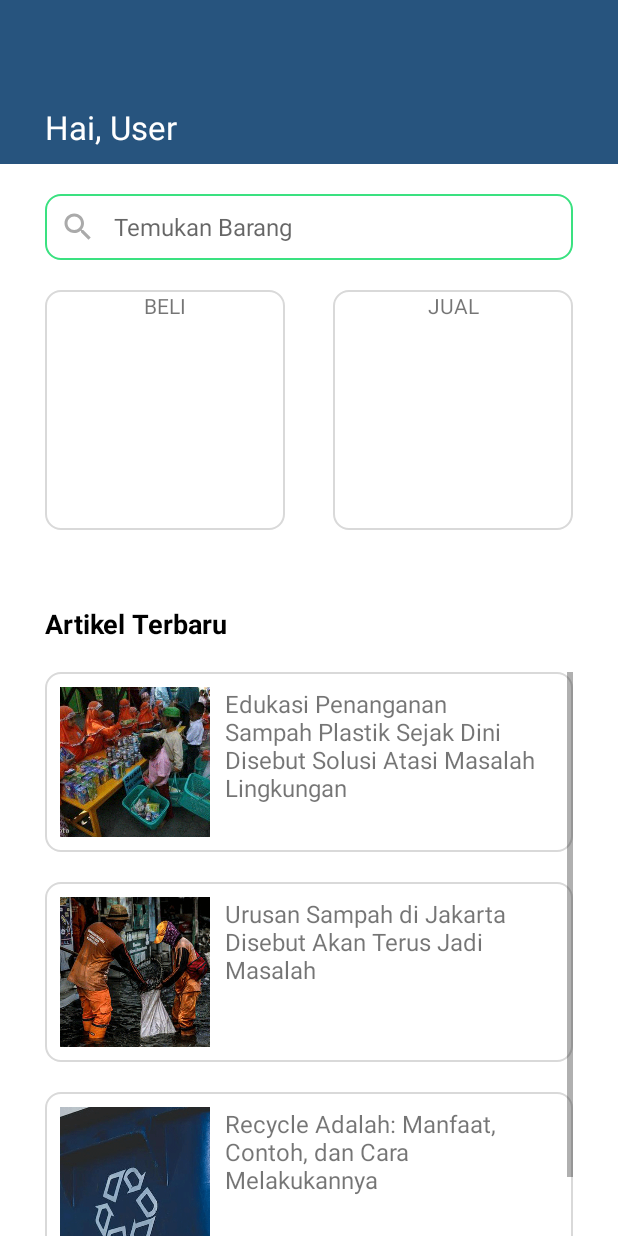
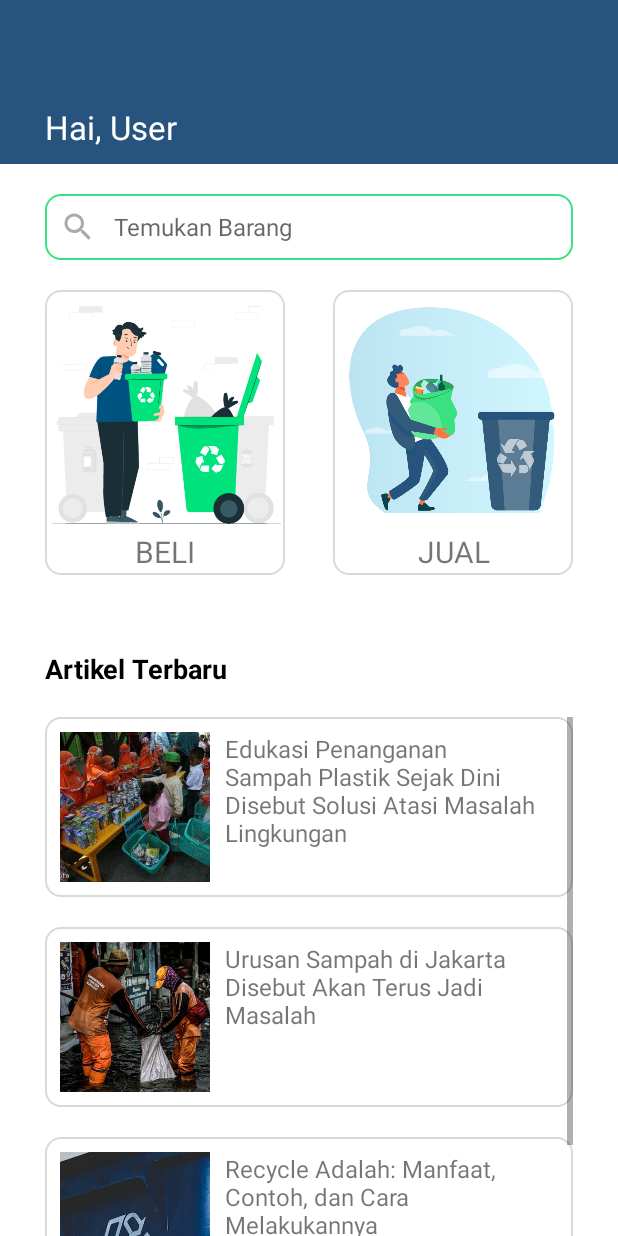
Before and after one commit to MIqbalTaruna/AplikasiBankSampah, an Android app: the layout fragment_home.xml on its own in the app's theme, with its tools: preview values and no code run, on a phone screen of 412 x 824 dp. Run offline under Robolectric (Android 15) with nearby library versions, the phone set to English and light mode, and no system bars.

Commit message:
menambah gambar untuk jual beli sampah

```diff
--- a/app/src/main/java/com/example/aplikasibanksampah/ProfileFragment.java
+++ b/app/src/main/java/com/example/aplikasibanksampah/ProfileFragment.java
@@ -1,6 +1,8 @@
 package com.example.aplikasibanksampah;
 
 import static com.example.aplikasibanksampah.Login.EMAIL_KEY;
+import static com.example.aplikasibanksampah.Login.NAMA_KEY;
+import static com.example.aplikasibanksampah.Login.NO_TELP_KEY;
 import static com.example.aplikasibanksampah.Login.SHARED_PREFS;
 
 import android.content.Context;
@@ -16,8 +18,7 @@ import android.view.LayoutInflater;
 import android.view.View;
 import android.view.ViewGroup;
 import android.widget.Button;
-
-import java.util.Objects;
+import android.widget.TextView;
 
 /**
  * A simple {@link Fragment} subclass.
@@ -28,9 +29,10 @@ public class ProfileFragment extends Fragment {
 
     // variable for shared preferences.
     SharedPreferences sharedpreferences;
-    String email;
+    String email, nama, no_telp;
 
     Button btn_logout;
+    TextView textUsername, textEmail, textNoTelp;
 
     // TODO: Rename parameter arguments, choose names that match
     // the fragment initialization parameters, e.g. ARG_ITEM_NUMBER
@@ -89,11 +91,23 @@ public class ProfileFragment extends Fragment {
         // getting the data which is stored in shard preferences
         sharedpreferences = getActivity().getSharedPreferences(SHARED_PREFS, Context.MODE_PRIVATE);
 
-        // in shared prefs inside the string method
-        // we are passing key value as EMAIL_KEY and
-        // default value is set to null
+        // ambil variable dari sharepref(session)
+        // jika tidak ada isi null
+        nama = sharedpreferences.getString(NAMA_KEY, null);
         email = sharedpreferences.getString(EMAIL_KEY, null);
+        no_telp = sharedpreferences.getString(NO_TELP_KEY, null);
 
+        // tangkap element TextView
+        textUsername = requireView().findViewById(R.id.username_profile);
+        textEmail = requireView().findViewById(R.id.email_profile);
+        textNoTelp = requireView().findViewById(R.id.no_telp_profile);
+
+        // Set TextView diatas sesuai dengan data user yang sedang login
+        textUsername.setText(nama);
+        textEmail.setText(email);
+        textNoTelp.setText(no_telp);
+
+        // button untuk logout sementara
         btn_logout = getView().findViewById(R.id.logout_button);
         btn_logout.setOnClickListener(new View.OnClickListener() {
             @Override
--- a/app/src/main/res/layout/fragment_home.xml
+++ b/app/src/main/res/layout/fragment_home.xml
@@ -55,20 +55,48 @@
         android:paddingHorizontal="30dp"
         android:layout_marginBottom="50dp">
 
-        <TextView
+        <LinearLayout
             android:layout_width="160dp"
-            android:layout_height="160dp"
-            android:background="@drawable/rounded_corners"
-            android:textAlignment="center"
-            android:text="BELI"/>
+            android:layout_height="190dp"
+            android:orientation="vertical"
+            android:background="@drawable/rounded_corners">
 
-        <TextView
+            <ImageView
+                android:layout_width="160dp"
+                android:layout_height="160dp"
+                android:src="@drawable/beli_sampah"/>
+
+            <TextView
+                android:layout_width="match_parent"
+                android:layout_height="wrap_content"
+                android:textAlignment="center"
+                android:textSize="20sp"
+                android:text="BELI"/>
+
+
+        </LinearLayout>
+
+        <LinearLayout
             android:layout_width="160dp"
-            android:layout_height="160dp"
-            android:background="@drawable/rounded_corners"
+            android:layout_height="190dp"
+            android:orientation="vertical"
             android:layout_alignParentEnd="true"
-            android:textAlignment="center"
-            android:text="JUAL"/>
+            android:background="@drawable/rounded_corners">
+
+            <ImageView
+                android:layout_width="160dp"
+                android:layout_height="160dp"
+                android:src="@drawable/jual_sampah"/>
+
+            <TextView
+                android:layout_width="match_parent"
+                android:layout_height="wrap_content"
+                android:textAlignment="center"
+                android:textSize="20sp"
+                android:text="JUAL"/>
+
+
+        </LinearLayout>
 
     </RelativeLayout>
 
```
Also changed, not shown: app/src/main/res/drawable/beli_sampah.png (added), app/src/main/res/drawable/jual_sampah.png (added).
